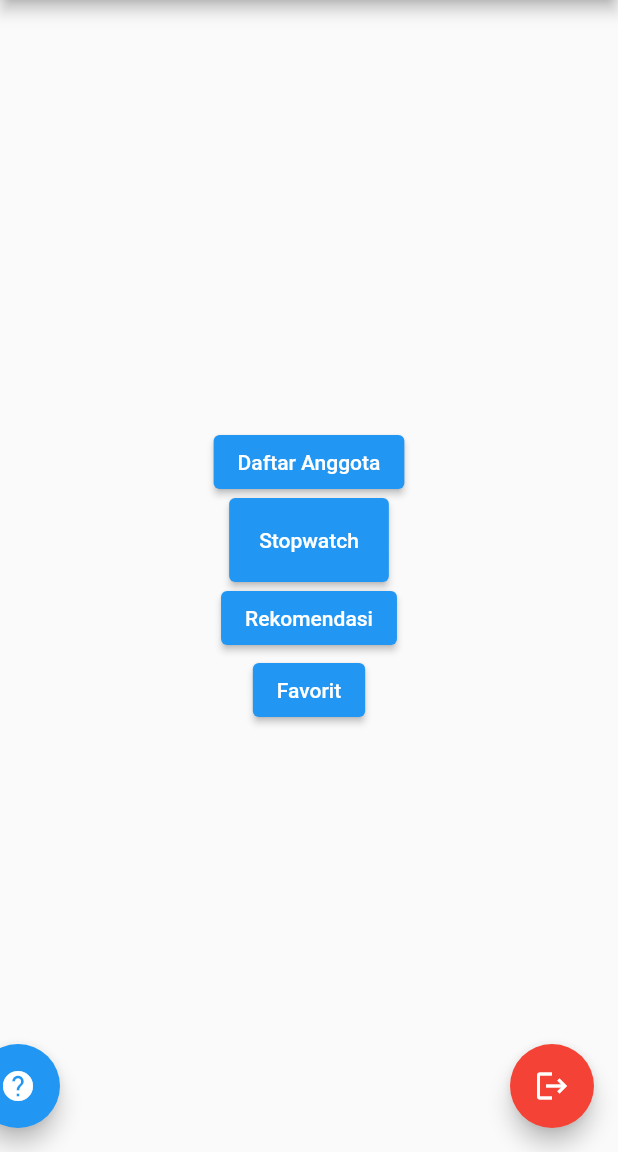
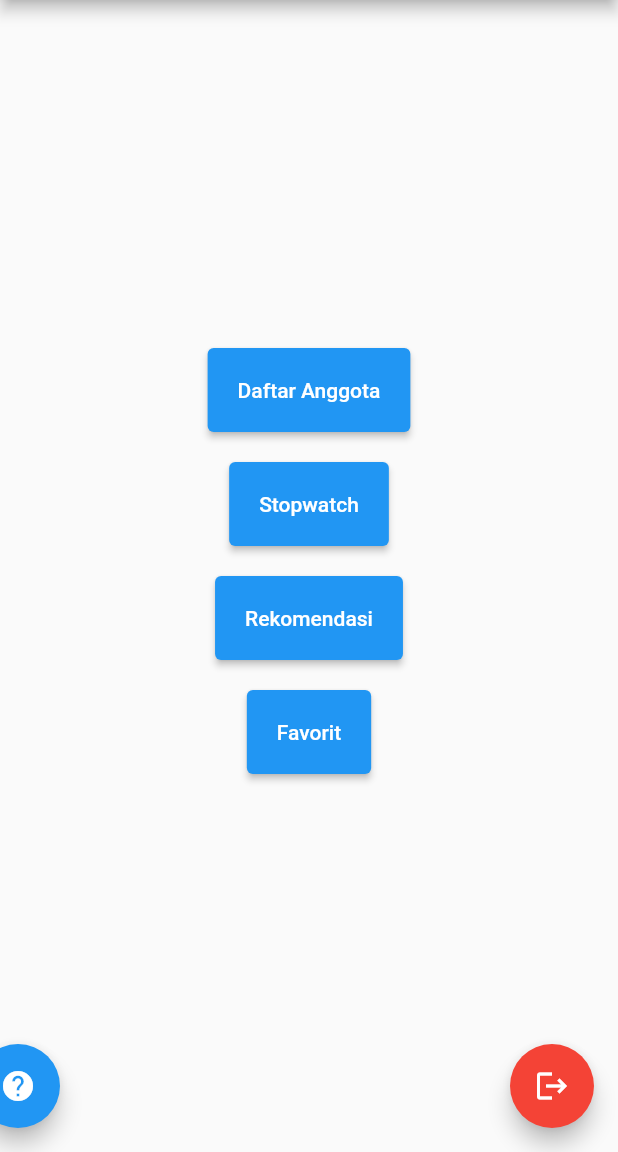
Before and after one commit to Rebonanza/tugas4tpm, a Flutter app: the MainMenu screen opened directly, on a phone screen of 412 x 824 dp, the part 84-1236 px from its top. Run offline on Flutter 3.47's test engine with Material 2 defaults, Android fonts, the phone set to English and light mode, and no system bars; key blocks and very long unbroken strings in the code were emptied for the run.

```diff
--- a/lib/mainMenu.dart
+++ b/lib/mainMenu.dart
@@ -19,6 +19,7 @@ class MainMenu extends StatelessWidget {
           mainAxisAlignment: MainAxisAlignment.center,
           children: <Widget>[
             ElevatedButton(
+              style: ElevatedButton.styleFrom(padding: EdgeInsets.all(20)),
               onPressed: () {
                 Navigator.push(
                   context,
@@ -39,7 +40,7 @@ class MainMenu extends StatelessWidget {
               },
               child: Text('Daftar Anggota'),
             ),
-            SizedBox(width: 20),
+            SizedBox(width: 20, height:20),
             ElevatedButton(
               style: ElevatedButton.styleFrom(padding: EdgeInsets.all(20)),
               onPressed: () {
@@ -52,8 +53,9 @@ class MainMenu extends StatelessWidget {
               },
               child: Text('Stopwatch'),
             ),
-            SizedBox(width: 20),
+            SizedBox(width: 20, height: 20),
             ElevatedButton(
+              style: ElevatedButton.styleFrom(padding: EdgeInsets.all(20)),
               onPressed: () {
                 Navigator.push(
                   context,
@@ -64,8 +66,9 @@ class MainMenu extends StatelessWidget {
               },
               child: Text('Rekomendasi'),
             ),
-            SizedBox(width: 20),
+            SizedBox(width: 20, height: 20),
             ElevatedButton(
+              style: ElevatedButton.styleFrom(padding: EdgeInsets.all(20)),
               onPressed: () {
                 Navigator.push(
                   context,
@@ -76,7 +79,7 @@ class MainMenu extends StatelessWidget {
               },
               child: Text('Favorit'),
             ),
-            SizedBox(width: 20),
+            SizedBox(width: 20, height:20),
           ],
         ),
       ),
```
